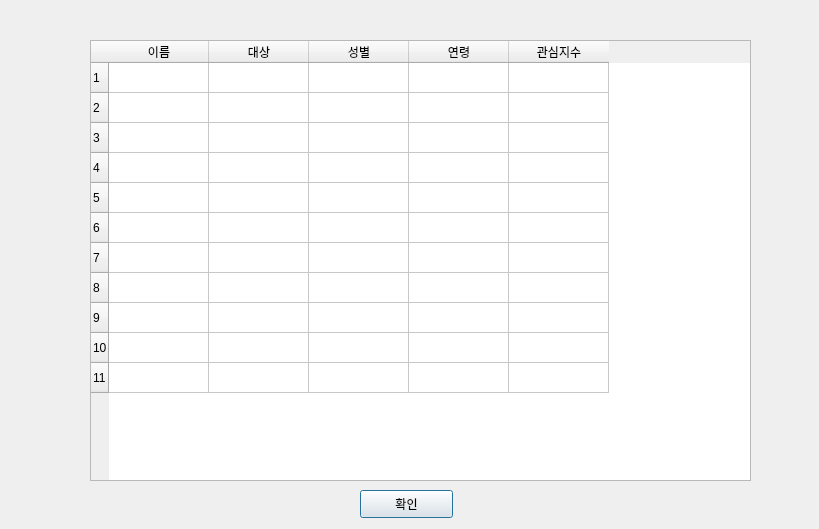
Qt form UI/showAdUI.ui (sannyuni33/smartAD) before a commit.
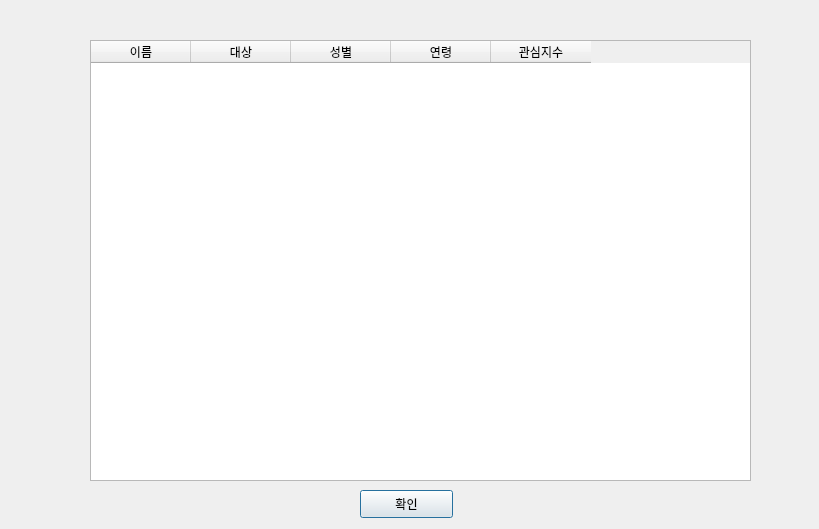
The same form after that commit.

Diff of the .ui file:
```diff
--- a/UI/showAdUI.ui
+++ b/UI/showAdUI.ui
@@ -22,61 +22,6 @@
      <height>441</height>
     </rect>
    </property>
-   <row>
-    <property name="text">
-     <string>1</string>
-    </property>
-   </row>
-   <row>
-    <property name="text">
-     <string>2</string>
-    </property>
-   </row>
-   <row>
-    <property name="text">
-     <string>3</string>
-    </property>
-   </row>
-   <row>
-    <property name="text">
-     <string>4</string>
-    </property>
-   </row>
-   <row>
-    <property name="text">
-     <string>5</string>
-    </property>
-   </row>
-   <row>
-    <property name="text">
-     <string>6</string>
-    </property>
-   </row>
-   <row>
-    <property name="text">
-     <string>7</string>
-    </property>
-   </row>
-   <row>
-    <property name="text">
-     <string>8</string>
-    </property>
-   </row>
-   <row>
-    <property name="text">
-     <string>9</string>
-    </property>
-   </row>
-   <row>
-    <property name="text">
-     <string>10</string>
-    </property>
-   </row>
-   <row>
-    <property name="text">
-     <string>11</string>
-    </property>
-   </row>
    <column>
     <property name="text">
      <string>이름</string>
@@ -102,56 +47,6 @@
      <string>관심지수</string>
     </property>
    </column>
-   <item row="0" column="0">
-    <property name="text">
-     <string/>
-    </property>
-   </item>
-   <item row="0" column="1">
-    <property name="text">
-     <string/>
-    </property>
-   </item>
-   <item row="0" column="2">
-    <property name="text">
-     <string/>
-    </property>
-   </item>
-   <item row="0" column="3">
-    <property name="text">
-     <string/>
-    </property>
-   </item>
-   <item row="0" column="4">
-    <property name="text">
-     <string/>
-    </property>
-   </item>
-   <item row="1" column="0">
-    <property name="text">
-     <string/>
-    </property>
-   </item>
-   <item row="1" column="1">
-    <property name="text">
-     <string/>
-    </property>
-   </item>
-   <item row="1" column="2">
-    <property name="text">
-     <string/>
-    </property>
-   </item>
-   <item row="1" column="3">
-    <property name="text">
-     <string/>
-    </property>
-   </item>
-   <item row="1" column="4">
-    <property name="text">
-     <string/>
-    </property>
-   </item>
   </widget>
   <widget class="QPushButton" name="pushButton">
    <property name="geometry">
```
